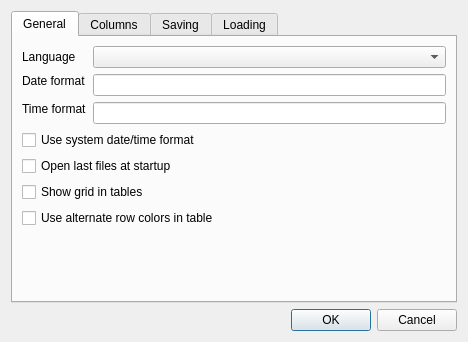
Above: app/settingsdialog.ui from DarkHobbit/doublecontact before the change. Below: the same form after it.
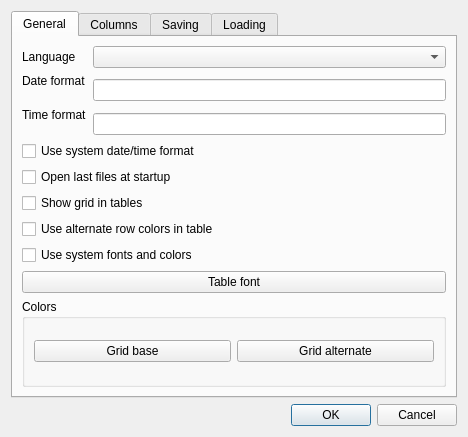
That is the form after the change.

Commit message: Table font and colors can be changed by user. Travis CI config fix.

Patch:
```diff
--- a/app/settingsdialog.ui
+++ b/app/settingsdialog.ui
@@ -7,7 +7,7 @@
     <x>0</x>
     <y>0</y>
     <width>468</width>
-    <height>342</height>
+    <height>437</height>
    </rect>
   </property>
   <property name="windowTitle">
@@ -87,17 +87,41 @@
         </widget>
        </item>
        <item>
-        <spacer name="spacerGeneral">
-         <property name="orientation">
-          <enum>Qt::Vertical</enum>
+        <widget class="QCheckBox" name="cbUseSystemFontsAndColors">
+         <property name="text">
+          <string>Use system fonts and colors</string>
          </property>
-         <property name="sizeHint" stdset="0">
-          <size>
-           <width>20</width>
-           <height>131</height>
-          </size>
+        </widget>
+       </item>
+       <item>
+        <widget class="QPushButton" name="btnTableFont">
+         <property name="text">
+          <string>Table font</string>
          </property>
-        </spacer>
+        </widget>
+       </item>
+       <item>
+        <widget class="QGroupBox" name="gbColors">
+         <property name="title">
+          <string>Colors</string>
+         </property>
+         <layout class="QHBoxLayout" name="horizontalLayout_4">
+          <item>
+           <widget class="QPushButton" name="btnGridColor1">
+            <property name="text">
+             <string>Grid base</string>
+            </property>
+           </widget>
+          </item>
+          <item>
+           <widget class="QPushButton" name="btnGridColor2">
+            <property name="text">
+             <string>Grid alternate</string>
+            </property>
+           </widget>
+          </item>
+         </layout>
+        </widget>
        </item>
       </layout>
      </widget>
```
The commit also changes 16 other files.
